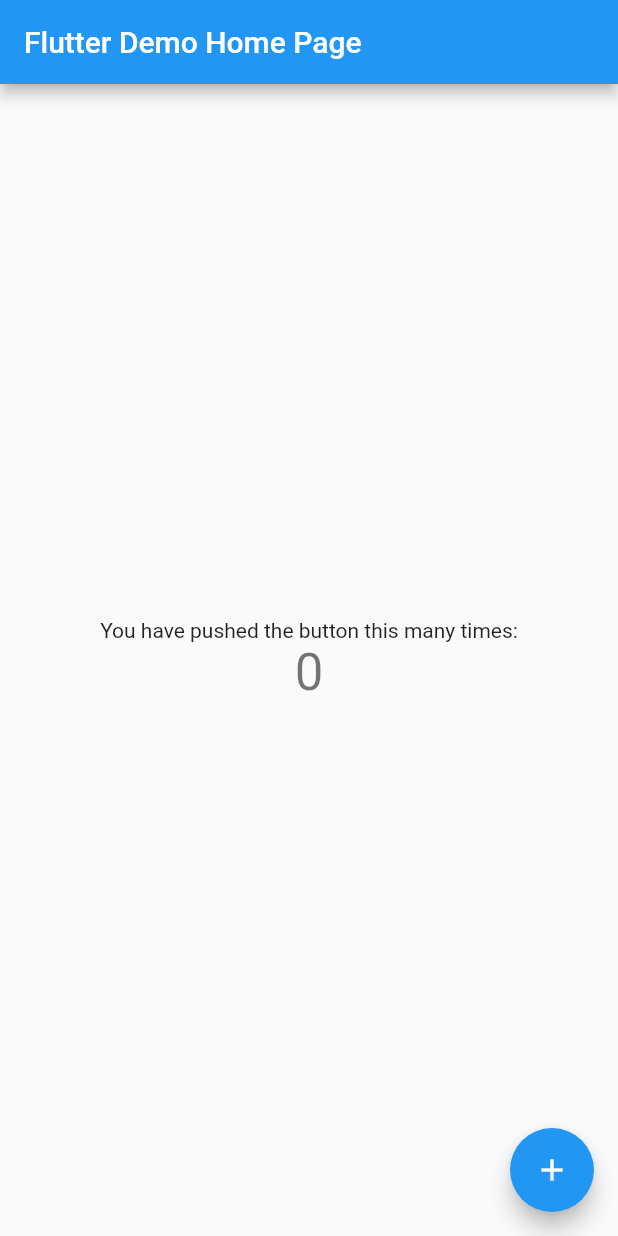
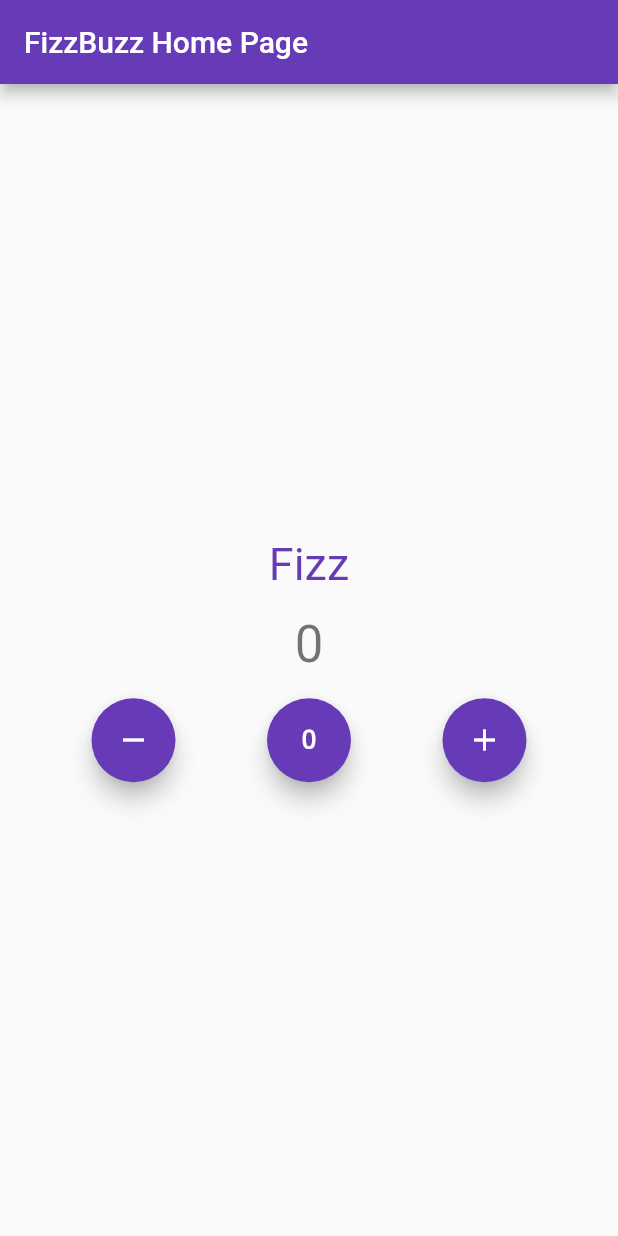
Before and after one commit to SiGMobileUIUC/WeeklyAssignments, a Flutter app: the screen it shows after launch, on a phone screen of 412 x 824 dp. Run offline on Flutter 3.47's test engine with Material 2 defaults, Android fonts, the phone set to English and light mode, and no system bars.

Commit message:
Uploaded finished assignment #1

```diff
--- a/weekly_assignment_1/lib/main.dart
+++ b/weekly_assignment_1/lib/main.dart
@@ -11,7 +11,7 @@
   @override
   Widget build(BuildContext context) {
     return MaterialApp(
-      title: 'Flutter Demo',
+      title: 'FizzBuzz App',
       theme: ThemeData(
         // This is the theme of your application.
         //
@@ -22,9 +22,9 @@
         // or simply save your changes to "hot reload" in a Flutter IDE).
         // Notice that the counter didn't reset back to zero; the application
         // is not restarted.
-        primarySwatch: Colors.blue,
+        primarySwatch: Colors.deepPurple,
       ),
-      home: const MyHomePage(title: 'Flutter Demo Home Page'),
+      home: const MyHomePage(title: 'FizzBuzz Home Page'),
     );
   }
 }
@@ -49,6 +49,7 @@
 
 class _MyHomePageState extends State<MyHomePage> {
   int _counter = 0;
+  String _label = "Fizz";
 
   void _incrementCounter() {
     setState(() {
@@ -58,6 +59,35 @@
       // _counter without calling setState(), then the build method would not be
       // called again, and so nothing would appear to happen.
       _counter++;
+      _updateLabel();
+    });
+  }
+
+  void _decrementCounter() {
+    setState(() {
+      _counter--;
+      _updateLabel();
+    });
+  }
+
+  void _resetCounter() {
+    setState(() {
+      _counter = 0;
+      _updateLabel();
+    });
+  }
+
+  void _updateLabel() {
+    setState(() {
+      if (_counter % 3 == 0 && _counter % 5 == 0) {
+        _label = "fizzbuzz";
+      } else if (_counter % 3 == 0) {
+        _label = "fizz";
+      } else if (_counter % 5 == 0) {
+        _label = "buzz";
+      } else {
+        _label = "";
+      }
     });
   }
 
@@ -95,20 +125,41 @@
           // horizontal).
           mainAxisAlignment: MainAxisAlignment.center,
           children: <Widget>[
-            const Text(
-              'You have pushed the button this many times:',
+            Text(
+              _label,
+              style: TextStyle(
+                color: Colors.deepPurple,
+                fontSize: 30,
+              ),
             ),
+            Padding(padding: EdgeInsets.all(8.0)),
             Text(
               '$_counter',
               style: Theme.of(context).textTheme.headline4,
             ),
+            Padding(padding: EdgeInsets.all(8.0)),
+            Row(
+              mainAxisAlignment: MainAxisAlignment.spaceEvenly,
+              children: <Widget>[
+                FloatingActionButton(
+                  onPressed: _decrementCounter,
+                  tooltip: 'Decrement',
+                  child: const Icon(Icons.remove),
+                ),
+                FloatingActionButton(
+                  onPressed: _resetCounter,
+                  tooltip: 'Reset',
+                  child: const Icon(Icons.exposure_zero),
+                ),
+                FloatingActionButton(
+                  onPressed: _incrementCounter,
+                  tooltip: 'Increment',
+                  child: const Icon(Icons.add),
+                ),
+              ],
+            ),
           ],
         ),
-      ),
-      floatingActionButton: FloatingActionButton(
-        onPressed: _incrementCounter,
-        tooltip: 'Increment',
-        child: const Icon(Icons.add),
       ), // This trailing comma makes auto-formatting nicer for build methods.
     );
   }
```
